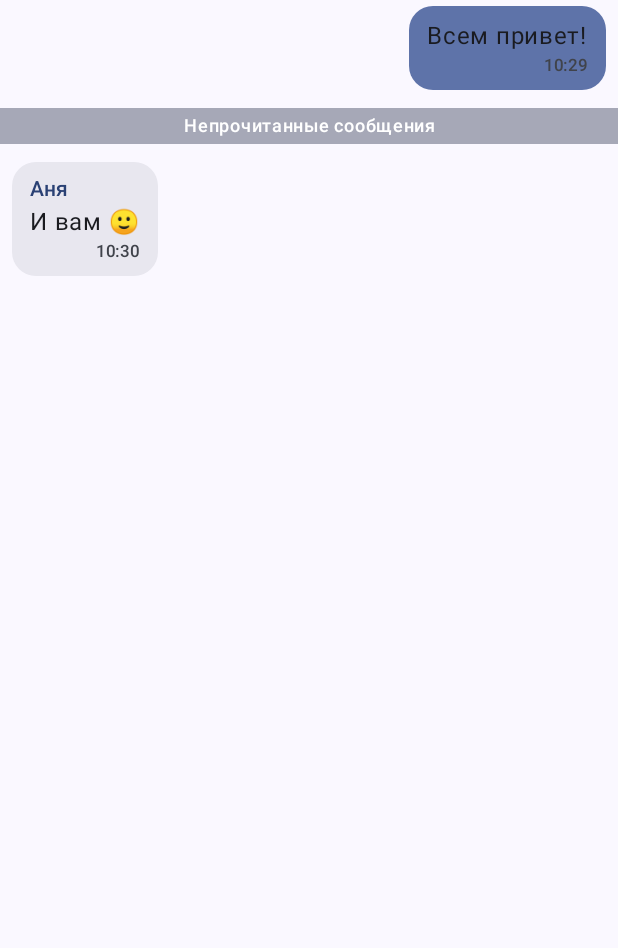
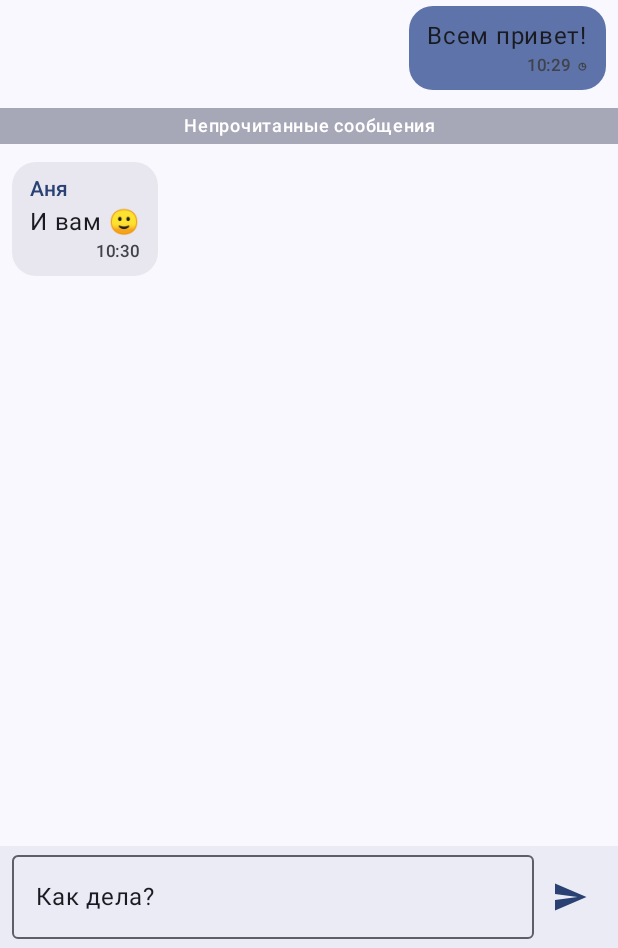
Before and after one commit to iufb/reach, an Android app built with Jetpack Compose: the @Preview function ChatPreview, on a phone screen of 412 x 824 dp, the part 288-1236 px from its top. Run offline under Robolectric (Android 15) with nearby library versions, the phone set to English and light mode, and no system bars; our stand-ins replace Dagger/Hilt's generated code; libraries missing offline, so code that uses them is left out: androidx.hilt.lifecycle, org.drinkless.tdlib.

Commit message:
Send text messages with sending status
ChatHistory.sendText sends InputMessageText (jumping to the end of the
history first if a middle slice is open); the pending message shows a
clock, UpdateMessageSendSucceeded swaps its temporary id for the
permanent one and shows a check, UpdateMessageSendFailed shows "!".
GroupsRepository tracks the user's status from UpdateBasicGroup /
UpdateSupergroup; Chat.canWrite hides the input in channels without
post rights and in groups where the user can't write.

Co-Authored-By: Claude Opus 5.5 <noreply@anthropic.com>

```diff
--- a/app/src/main/java/io/github/iufb/reach/ReachApp.kt
+++ b/app/src/main/java/io/github/iufb/reach/ReachApp.kt
@@ -9,6 +9,7 @@ import coil3.PlatformContext
 import coil3.SingletonImageLoader
 import dagger.hilt.android.HiltAndroidApp
 import io.github.iufb.reach.chats.ChatsRepository
+import io.github.iufb.reach.chats.GroupsRepository
 import io.github.iufb.reach.core.td.TdClient
 import io.github.iufb.reach.core.td.TdLibInfo
 import io.github.iufb.reach.files.FilesRepository
@@ -26,6 +27,8 @@ class ReachApp : Application(), SingletonImageLoader.Factory {
     @Inject lateinit var chatsRepository: ChatsRepository
 
     @Inject lateinit var usersRepository: UsersRepository
+
+    @Inject lateinit var groupsRepository: GroupsRepository
 
     @Inject lateinit var filesRepository: FilesRepository
 
--- a/app/src/main/java/io/github/iufb/reach/chat/ChatHistory.kt
+++ b/app/src/main/java/io/github/iufb/reach/chat/ChatHistory.kt
@@ -108,6 +108,14 @@ class ChatHistory(private val chatId: Long, private val td: TdClient) {
                     val views = update.interactionInfo?.viewCount ?: 0
                     edit(update.messageId) { copy(viewCount = views) }
                 }
+                // Отправка завершилась: временный id меняется на постоянный
+                is TdApi.UpdateMessageSendSucceeded -> if (update.message.chatId == chatId) {
+                    replace(update.oldMessageId, update.message.toModel())
+                }
+                is TdApi.UpdateMessageSendFailed -> if (update.message.chatId == chatId) {
+                    Log.w(TAG, "send failed: ${update.error.code} ${update.error.message}")
+                    replace(update.oldMessageId, update.message.toModel())
+                }
                 // fromCache = выгружено из кэша TDLib, а не удалено — такие оставляем
                 is TdApi.UpdateDeleteMessages -> if (update.chatId == chatId && update.isPermanent) {
                     val ids = update.messageIds.toSet()
@@ -115,6 +123,22 @@ class ChatHistory(private val chatId: Long, private val td: TdClient) {
                 }
             }
         }
+    }
+
+    /**
+     * Отправляет текст. Сообщение сразу появляется со статусом «отправляется» (через `UpdateNewMessage`),
+     * дальше статус меняют `UpdateMessageSendSucceeded` / `UpdateMessageSendFailed`.
+     * Если открыт кусок из середины истории — сначала переходим к концу, иначе своё сообщение не увидеть.
+     */
+    suspend fun sendText(text: String) {
+        if (!_state.value.reachedNewest) open(lastReadInboxId = null)
+        val content = TdApi.InputMessageText(TdApi.FormattedText(text, emptyArray()), null, true)
+        val pending = td.send(TdApi.SendMessage(chatId, null, null, null, null, content))
+        _state.update { it.merge(listOf(pending.toModel())) }
+    }
+
+    private fun replace(oldId: Long, message: Message) {
+        _state.update { s -> s.copy(messages = s.messages.filterNot { it.id == oldId || it.id == message.id }).merge(listOf(message)) }
     }
 
     private inline fun edit(messageId: Long, crossinline change: Message.() -> Message) {
--- a/app/src/main/java/io/github/iufb/reach/chat/ChatScreen.kt
+++ b/app/src/main/java/io/github/iufb/reach/chat/ChatScreen.kt
@@ -1,6 +1,14 @@
 package io.github.iufb.reach.chat
 
 import androidx.compose.foundation.background
+import androidx.compose.foundation.layout.imePadding
+import androidx.compose.foundation.layout.navigationBarsPadding
+import androidx.compose.foundation.text.KeyboardOptions
+import androidx.compose.material3.OutlinedTextField
+import androidx.compose.material3.Surface
+import androidx.compose.ui.semantics.contentDescription
+import androidx.compose.ui.semantics.semantics
+import androidx.compose.ui.text.input.KeyboardCapitalization
 import androidx.compose.foundation.layout.Arrangement
 import androidx.compose.foundation.layout.Box
 import androidx.compose.foundation.layout.Column
@@ -50,6 +58,7 @@ import io.github.iufb.reach.R
 import io.github.iufb.reach.chats.Chat
 import io.github.iufb.reach.chats.ChatKind
 import io.github.iufb.reach.chats.ContentKind
+import io.github.iufb.reach.chats.GroupRef
 import io.github.iufb.reach.chats.MessageBody
 import io.github.iufb.reach.chats.ServiceKind
 import io.github.iufb.reach.chats.contentKindText
@@ -67,7 +76,13 @@ fun ChatScreen(onBack: () -> Unit, viewModel: ChatViewModel = hiltViewModel()) {
     val chat by viewModel.chat.collectAsStateWithLifecycle()
     val state by viewModel.state.collectAsStateWithLifecycle()
     val senders by viewModel.senders.collectAsStateWithLifecycle()
-    ChatContent(chat, state, senders, onBack, viewModel::loadOlder, viewModel::loadNewer)
+    val canWrite by viewModel.canWrite.collectAsStateWithLifecycle()
+    val draft by viewModel.draft.collectAsStateWithLifecycle()
+    val sendError by viewModel.sendError.collectAsStateWithLifecycle()
+    ChatContent(
+        chat, state, senders, onBack, viewModel::loadOlder, viewModel::loadNewer,
+        composer = if (canWrite) ComposerState(draft, sendError, viewModel::onDraftChange, viewModel::send) else null,
+    )
 }
 
 @OptIn(ExperimentalMaterial3Api::class)
@@ -79,8 +94,11 @@ private fun ChatContent(
     onBack: () -> Unit,
     onLoadOlder: () -> Unit,
     onLoadNewer: () -> Unit,
+    composer: ComposerState?,
 ) {
     Scaffold(
+        modifier = Modifier.imePadding(),
+        bottomBar = { if (composer != null && chat != null) Composer(composer) },
         topBar = {
             TopAppBar(
                 navigationIcon = {
@@ -97,6 +115,42 @@ private fun ChatContent(
             Box(modifier, contentAlignment = Alignment.Center) { CircularProgressIndicator() }
         } else {
             MessageList(chat, state, senders, onLoadOlder, onLoadNewer, modifier)
+        }
+    }
+}
+
+/** Поле ввода; `null` в [ChatContent] — писать нельзя, поле скрыто. */
+private class ComposerState(
+    val draft: String,
+    val error: String?,
+    val onDraftChange: (String) -> Unit,
+    val onSend: () -> Unit,
+)
+
+@Composable
+private fun Composer(state: ComposerState) {
+    Surface(tonalElevation = 2.dp) {
+        Row(
+            modifier = Modifier.fillMaxWidth().navigationBarsPadding().padding(horizontal = 8.dp, vertical = 6.dp),
+            verticalAlignment = Alignment.CenterVertically,
+        ) {
+            OutlinedTextField(
+                value = state.draft,
+                onValueChange = state.onDraftChange,
+                modifier = Modifier.weight(1f),
+                placeholder = { Text(stringResource(R.string.chat_input_placeholder)) },
+                isError = state.error != null,
+                supportingText = state.error?.let { { Text(stringResource(R.string.chat_send_error, it)) } },
+                maxLines = 6,
+                keyboardOptions = KeyboardOptions(capitalization = KeyboardCapitalization.Sentences),
+            )
+            IconButton(onClick = state.onSend, enabled = state.draft.isNotBlank()) {
+                Icon(
+                    painterResource(R.drawable.ic_send),
+                    contentDescription = stringResource(R.string.chat_send),
+                    tint = if (state.draft.isNotBlank()) MaterialTheme.colorScheme.primary else MaterialTheme.colorScheme.onSurfaceVariant,
+                )
+            }
         }
     }
 }
@@ -227,7 +281,8 @@ private fun FollowNewMessages(listState: LazyListState, state: ChatHistory.State
         if (!live || previous == null || newestId == null || newestId <= previous) return@LaunchedEffect
         // Лента держит позицию по ключу видимого элемента, поэтому сейчас индекс сдвинут на число новых
         val added = messages.indexOfFirst { it.id <= previous }.takeIf { it >= 0 } ?: messages.size
-        if (listState.firstVisibleItemIndex <= added) listState.animateScrollToItem(0)
+        // Своё сообщение показываем всегда, чужое — только если пользователь был внизу
+        if (messages.first().isOutgoing || listState.firstVisibleItemIndex <= added) listState.animateScrollToItem(0)
     }
 }
 
@@ -282,14 +337,38 @@ private fun MessageBubble(message: Message, sender: SenderInfo?) {
                 )
             }
             MessageContent(message.content)
-            Text(
-                formatMessageTime(message.date),
+            Row(
                 modifier = Modifier.align(Alignment.End),
-                style = MaterialTheme.typography.labelSmall,
-                color = MaterialTheme.colorScheme.onSurfaceVariant,
-            )
+                horizontalArrangement = Arrangement.spacedBy(4.dp),
+                verticalAlignment = Alignment.CenterVertically,
+            ) {
+                Text(
+                    formatMessageTime(message.date),
+                    style = MaterialTheme.typography.labelSmall,
+                    color = MaterialTheme.colorScheme.onSurfaceVariant,
+                )
+                if (outgoing) SendingStatus(message.sendingState)
+            }
         }
     }
+}
+
+/** Отправляется — часы, ошибка — «!», отправлено — галочка. */
+@Composable
+private fun SendingStatus(state: SendingState?) {
+    val (symbol, description, color) = when (state) {
+        SendingState.Pending -> Triple("◷", R.string.chat_status_sending, MaterialTheme.colorScheme.onSurfaceVariant)
+        SendingState.Failed -> Triple("!", R.string.chat_status_failed, MaterialTheme.colorScheme.error)
+        null -> Triple("✓", R.string.chat_status_sent, MaterialTheme.colorScheme.primary)
+    }
+    val label = stringResource(description)
+    Text(
+        symbol,
+        modifier = Modifier.semantics { contentDescription = label },
+        style = MaterialTheme.typography.labelSmall,
+        fontWeight = FontWeight.Bold,
+        color = color,
+    )
 }
 
 /** Пост канала: карточка на всю ширину, подпись автора и просмотры внизу. */
@@ -395,10 +474,10 @@ private fun formatMessageTime(unixSeconds: Int): String =
 @Composable
 private fun ChatPreview() {
     val now = (System.currentTimeMillis() / 1000).toInt()
-    val chat = Chat(1, ChatKind.Group, "Семья", null, emptyMap(), 1, 2, null, 3)
+    val chat = Chat(1, ChatKind.Group, GroupRef.Basic(1), "Семья", null, emptyMap(), 1, 2, null, 3, true)
     val messages = listOf(
         Message(3, Sender.User(2), now, false, MessageBody.Text("И вам 🙂"), "", 0),
-        Message(2, Sender.User(1), now - 60, true, MessageBody.Text("Всем привет!"), "", 0),
+        Message(2, Sender.User(1), now - 60, true, MessageBody.Text("Всем привет!"), "", 0, SendingState.Pending),
         Message(1, Sender.User(3), now - 120, false, MessageBody.Unsupported(ContentKind.Photo, "Море"), "", 0),
     )
     val senders = mapOf<Sender, SenderInfo>(
@@ -410,6 +489,7 @@ private fun ChatPreview() {
             chat,
             ChatHistory.State(messages, reachedOldest = true, reachedNewest = true, firstUnreadId = 3, opened = true),
             senders, onBack = {}, onLoadOlder = {}, onLoadNewer = {},
+            composer = ComposerState("Как дела?", null, {}, {}),
         )
     }
 }
--- a/app/src/main/java/io/github/iufb/reach/chat/MessageModels.kt
+++ b/app/src/main/java/io/github/iufb/reach/chat/MessageModels.kt
@@ -8,6 +8,9 @@ sealed interface Sender {
     data class User(val id: Long) : Sender
     data class Chat(val id: Long) : Sender
 }
+
+/** Статус отправки своего сообщения. Отправленное — без статуса. */
+enum class SendingState { Pending, Failed }
 
 data class Message(
     val id: Long,
@@ -20,6 +23,7 @@ data class Message(
     val authorSignature: String,
     /** Просмотры поста в канале; 0 — неизвестно. */
     val viewCount: Int,
+    val sendingState: SendingState? = null,
 )
 
 internal fun TdApi.Message.toModel() = Message(
@@ -34,4 +38,9 @@ internal fun TdApi.Message.toModel() = Message(
     content = content.toBody(),
     authorSignature = authorSignature,
     viewCount = interactionInfo?.viewCount ?: 0,
+    sendingState = when (sendingState) {
+        is TdApi.MessageSendingStatePending -> SendingState.Pending
+        is TdApi.MessageSendingStateFailed -> SendingState.Failed
+        else -> null
+    },
 )
--- a/app/src/main/java/io/github/iufb/reach/chats/ChatModels.kt
+++ b/app/src/main/java/io/github/iufb/reach/chats/ChatModels.kt
@@ -44,6 +44,8 @@ data class LastMessage(
 data class Chat(
     val id: Long,
     val kind: ChatKind,
+    /** Группа или канал за чатом; `null` у личных чатов. */
+    val group: GroupRef?,
     val title: String,
     val lastMessage: LastMessage?,
     val positions: Map<ChatListType, ChatPosition>,
@@ -54,11 +56,18 @@ data class Chat(
     val photo: TdFile?,
     /** Встроенный цвет Telegram (0..6) для плейсхолдера аватарки. */
     val accentColorId: Int,
+    /** Общее разрешение участникам писать текст (`ChatPermissions.canSendBasicMessages`). */
+    val canSendBasicMessages: Boolean,
 )
 
 internal fun TdApi.Chat.toModel() = Chat(
     id = id,
     kind = type.toKind(),
+    group = when (val t = type) {
+        is TdApi.ChatTypeBasicGroup -> GroupRef.Basic(t.basicGroupId)
+        is TdApi.ChatTypeSupergroup -> GroupRef.Super(t.supergroupId)
+        else -> null
+    },
     title = title,
     lastMessage = lastMessage?.toLastMessage(),
     positions = positions.toPositionMap(),
@@ -66,6 +75,7 @@ internal fun TdApi.Chat.toModel() = Chat(
     lastReadInboxMessageId = lastReadInboxMessageId,
     photo = photo?.small?.toTdFile(),
     accentColorId = accentColorId,
+    canSendBasicMessages = permissions.canSendBasicMessages,
 )
 
 private fun TdApi.ChatType.toKind(): ChatKind = when (this) {
--- a/app/src/main/java/io/github/iufb/reach/chats/ChatsRepository.kt
+++ b/app/src/main/java/io/github/iufb/reach/chats/ChatsRepository.kt
@@ -93,6 +93,9 @@ class ChatsRepository @Inject constructor(
             }
             is TdApi.UpdateChatPhoto -> edit(update.chatId) { copy(photo = update.photo?.small?.toTdFile()) }
             is TdApi.UpdateChatAccentColors -> edit(update.chatId) { copy(accentColorId = update.accentColorId) }
+            is TdApi.UpdateChatPermissions -> edit(update.chatId) {
+                copy(canSendBasicMessages = update.permissions.canSendBasicMessages)
+            }
             is TdApi.UpdateChatReadInbox -> edit(update.chatId) { copy(unreadCount = update.unreadCount, lastReadInboxMessageId = update.lastReadInboxMessageId) }
             is TdApi.UpdateAuthorizationState -> if (update.authorizationState is TdApi.AuthorizationStateClosed) {
                 // Выход из аккаунта: чужие чаты новому входу не нужны
--- /dev/null
+++ b/app/src/main/res/drawable/ic_send.xml
@@ -0,0 +1,10 @@
+<vector xmlns:android="http://schemas.android.com/apk/res/android"
+    android:width="24dp"
+    android:height="24dp"
+    android:autoMirrored="true"
+    android:viewportWidth="24"
+    android:viewportHeight="24">
+    <path
+        android:fillColor="#FF000000"
+        android:pathData="M2.01,21L23,12 2.01,3 2,10l15,2 -15,2z" />
+</vector>
--- a/app/src/main/res/values/strings.xml
+++ b/app/src/main/res/values/strings.xml
@@ -71,6 +71,12 @@
     <string name="chat_kind_private">личный чат</string>
     <string name="chat_kind_group">группа</string>
     <string name="chat_kind_channel">канал</string>
+    <string name="chat_input_placeholder">Сообщение</string>
+    <string name="chat_send">Отправить</string>
+    <string name="chat_send_error">Не отправлено: %1$s</string>
+    <string name="chat_status_sending">Отправляется</string>
+    <string name="chat_status_sent">Отправлено</string>
+    <string name="chat_status_failed">Ошибка отправки</string>
     <string name="chat_unread_divider">Непрочитанные сообщения</string>
     <plurals name="views">
         <item quantity="one">%d просмотр</item>
```
Also changed, not shown: app/src/main/java/io/github/iufb/reach/chat/ChatViewModel.kt (+37 -0 lines), app/src/main/java/io/github/iufb/reach/chats/ChatsScreen.kt (+4 -4 lines), app/src/main/java/io/github/iufb/reach/chats/GroupsRepository.kt (added, +78 -0 lines).
